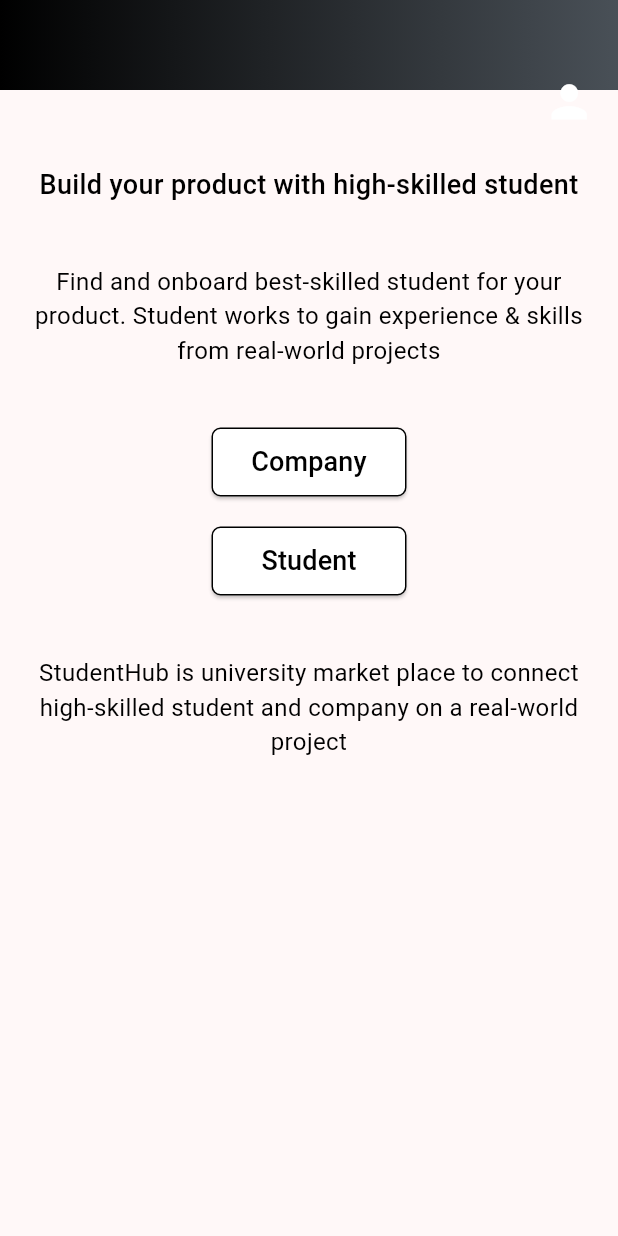
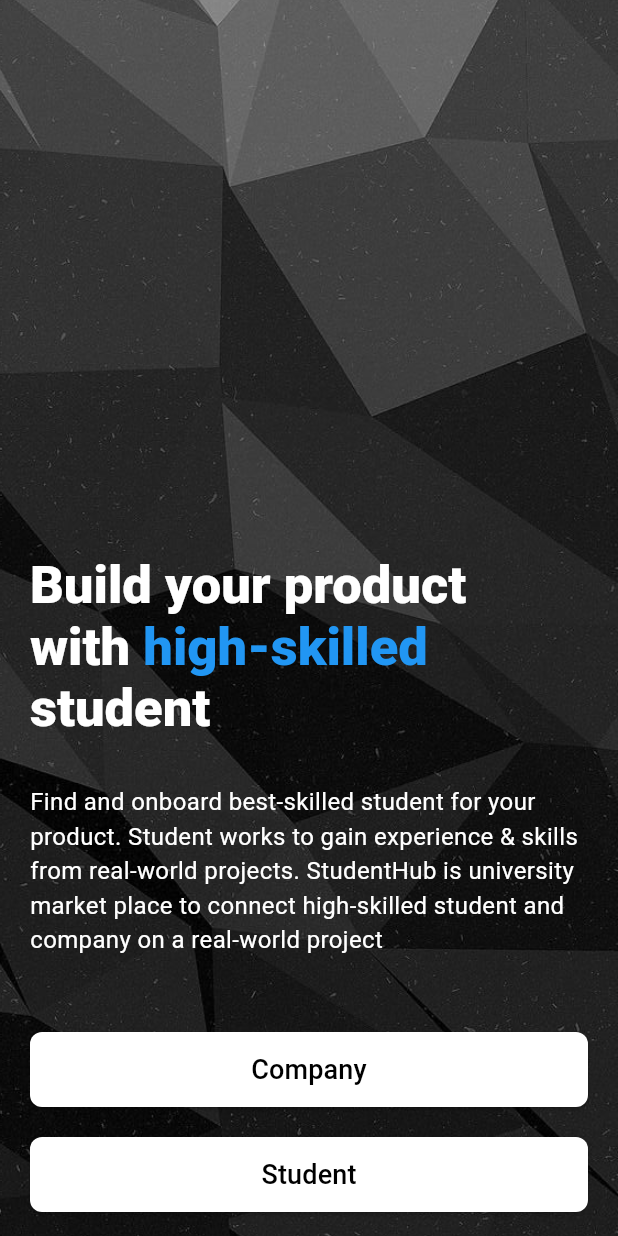
Before and after one commit to giahuy200202/StudentHub, a Flutter app: the screen it shows after launch, on a phone screen of 412 x 824 dp. Run offline on Flutter 3.47's test engine with Material 3 defaults, Android fonts, the phone set to English and light mode, and no system bars; our stand-ins replace dotted_border, flutter_local_notifications, flutter_riverpod, image_picker, rxdart, timezone.

Commit message:
change UI for homepage and welcome page

```diff
--- a/lib/screens/layout.screen.dart
+++ b/lib/screens/layout.screen.dart
@@ -121,7 +121,11 @@ class _LayoutScreenState extends ConsumerState<LayoutScreen> {
     Widget currentScreen = getCurrentScreen(options[Option.widgetOption]!);
 
     return Scaffold(
-        appBar: PreferredSize(
+        appBar: options[Option.widgetOption] == "" ||
+                options[Option.widgetOption] == "Homepage" ||
+                options[Option.widgetOption] == "Welcome"
+            ? null
+            : PreferredSize(
                 preferredSize: const Size.fromHeight(60),
                 child: Container(
                   decoration: const BoxDecoration(
--- a/lib/widgets/homepage/homepage.widget.dart
+++ b/lib/widgets/homepage/homepage.widget.dart
@@ -1,6 +1,29 @@
 import 'package:flutter/material.dart';
 import 'package:flutter_riverpod/flutter_riverpod.dart';
 import 'package:studenthub/providers/options_provider.dart';
+
+class GradientText extends StatelessWidget {
+  const GradientText(
+    this.text, {
+    required this.gradient,
+    this.style,
+  });
+
+  final String text;
+  final TextStyle? style;
+  final Gradient gradient;
+
+  @override
+  Widget build(BuildContext context) {
+    return ShaderMask(
+      blendMode: BlendMode.srcIn,
+      shaderCallback: (bounds) => gradient.createShader(
+        Rect.fromLTWH(0, 0, bounds.width, bounds.height),
+      ),
+      child: Text(text, style: style),
+    );
+  }
+}
 
 class HomepageWidget extends ConsumerWidget {
   const HomepageWidget({
@@ -13,34 +36,62 @@ class HomepageWidget extends ConsumerWidget {
     return Scaffold(
       body: SingleChildScrollView(
           physics: const NeverScrollableScrollPhysics(),
-          child: Padding(
-            padding: const EdgeInsets.symmetric(horizontal: 20),
-            child: Center(
+          child: Container(
+            width: MediaQuery.of(context).size.width,
+            height: MediaQuery.of(context).size.height,
+            padding: const EdgeInsets.all(20),
+            decoration: const BoxDecoration(
+              image: DecorationImage(
+                image: AssetImage("assets/images/black.jpg"),
+                fit: BoxFit.cover,
+              ),
+            ),
             child: Column(
               children: [
-                  const SizedBox(height: 50),
+                // const Icon(
+                //   Icons.cast_for_education,
+                //   size: 200,
+                //   color: Color.fromARGB(255, 144, 134, 134),
+                // ),
+                const SizedBox(height: 350),
+                Align(
+                  alignment: Alignment.topLeft,
+                  child: SizedBox(
+                      width: 300,
+                      child: RichText(
+                        text: const TextSpan(
+                          text: 'Build your product with ',
+                          style: TextStyle(
+                            fontSize: 35,
+                            color: Colors.white,
+                            fontWeight: FontWeight.w800,
+                          ),
+                          children: [
+                            TextSpan(
+                              text: 'high-skilled',
+                              style: TextStyle(
+                                fontSize: 35,
+                                color: Colors.blue,
+                                fontWeight: FontWeight.w800,
+                              ),
+                            ),
+                            TextSpan(text: ' student'),
+                          ],
+                        ),
+                      )),
+                ),
+                const SizedBox(height: 30),
                 const Text(
-                    'Build your product with high-skilled student',
-                    style: TextStyle(
-                      fontSize: 18,
-                      color: Colors.black,
-                      fontWeight: FontWeight.w500,
-                    ),
-                    textAlign: TextAlign.center,
-                  ),
-                  const SizedBox(height: 40),
-                  const Text(
-                    'Find and onboard best-skilled student for your product. Student works to gain experience & skills from real-world projects',
+                  'Find and onboard best-skilled student for your product. Student works to gain experience & skills from real-world projects. StudentHub is university market place to connect high-skilled student and company on a real-world project',
                   style: TextStyle(
                     fontSize: 16,
-                      color: Colors.black,
+                    color: Colors.white,
                   ),
-                    textAlign: TextAlign.center,
                 ),
-                  const SizedBox(height: 40),
+                const SizedBox(height: 50),
                 SizedBox(
-                    height: 46,
-                    width: 130,
+                  height: 50,
+                  width: MediaQuery.of(context).size.width,
                   child: ElevatedButton(
                     onPressed: () {
                       ref
@@ -49,8 +100,8 @@ class HomepageWidget extends ConsumerWidget {
                     },
                     style: ElevatedButton.styleFrom(
                       shape: RoundedRectangleBorder(
-                          borderRadius: BorderRadius.circular(6),
-                          side: const BorderSide(color: Colors.black),
+                        borderRadius: BorderRadius.circular(8),
+                        // side: const BorderSide(color: Colors.black),
                       ),
                       backgroundColor: Colors.white,
                     ),
@@ -66,8 +117,8 @@ class HomepageWidget extends ConsumerWidget {
                 ),
                 const SizedBox(height: 20),
                 SizedBox(
-                    height: 46,
-                    width: 130,
+                  height: 50,
+                  width: MediaQuery.of(context).size.width,
                   child: ElevatedButton(
                     onPressed: () {
                       ref
@@ -76,8 +127,9 @@ class HomepageWidget extends ConsumerWidget {
                     },
                     style: ElevatedButton.styleFrom(
                       shape: RoundedRectangleBorder(
-                            borderRadius: BorderRadius.circular(6),
-                            side: const BorderSide(color: Colors.black)),
+                        borderRadius: BorderRadius.circular(8),
+                        // side: const BorderSide(color: Colors.black),
+                      ),
                       backgroundColor: Colors.white,
                     ),
                     child: const Text(
@@ -90,17 +142,7 @@ class HomepageWidget extends ConsumerWidget {
                     ),
                   ),
                 ),
-                  const SizedBox(height: 40),
-                  const Text(
-                    'StudentHub is university market place to connect high-skilled student and company on a real-world project',
-                    style: TextStyle(
-                      fontSize: 16,
-                      color: Colors.black,
-                    ),
-                    textAlign: TextAlign.center,
-                  ),
               ],
-              ),
             ),
           )),
     );
--- a/pubspec.yaml
+++ b/pubspec.yaml
@@ -71,6 +71,7 @@ flutter:
   # To add assets to your application, add an assets section, like this:
   assets:
     - assets/images/black.jpg
+    - assets/images/black_vertical.jpg
 
   # An image asset can refer to one or more resolution-specific "variants", see
   # https://flutter.dev/assets-and-images/#resolution-aware
```
Also changed, not shown: lib/widgets/welcome/welcome.widget.dart (+59 -38 lines), assets/images/black_vertical.jpg. Lines whose indentation alone changed are shown as unchanged.
